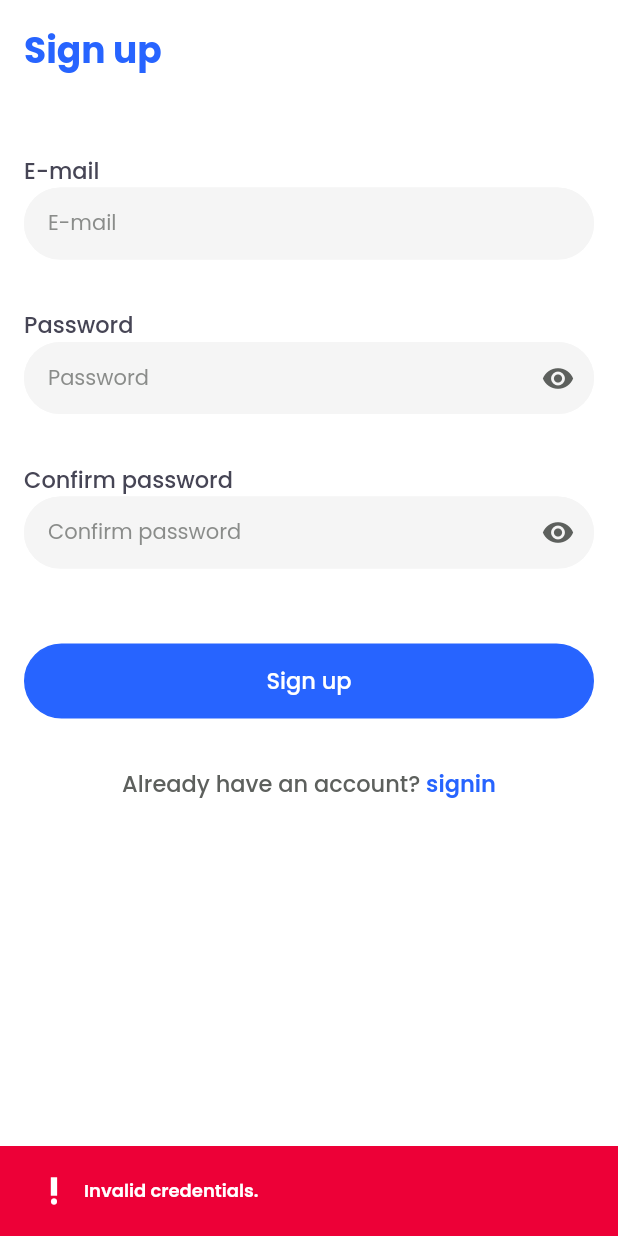
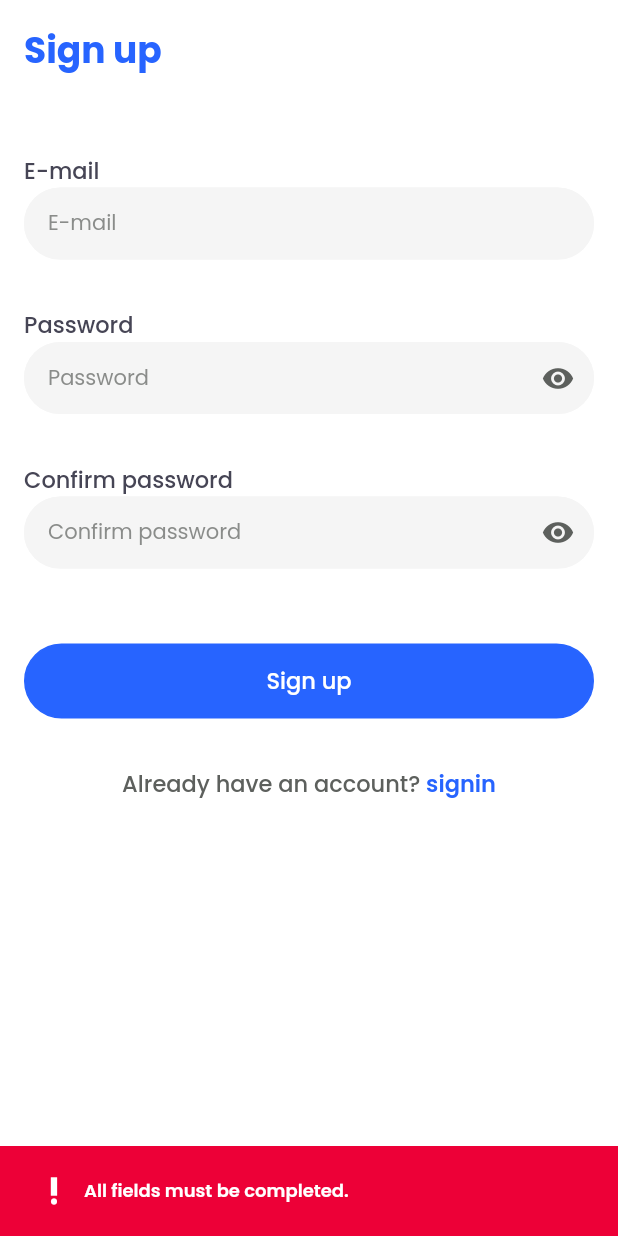
Before and after one commit to loredanagostian/SafeME, a Flutter app: the SignupScreen screen opened directly, after a tap on "Sign up", on a phone screen of 412 x 824 dp. Run offline on Flutter 3.47's test engine with Material 3 defaults, Android fonts, the light colour scheme and no system bars; our stand-ins replace cloud_firestore, firebase_auth, firebase_core, firebase_messaging, flutter_riverpod, geocoding and 7 more; missing offline and left inert: flutter_polyline_points; accounts and stored records are empty.

Commit message:
small fixes

```diff
--- a/lib/constants/strings.dart
+++ b/lib/constants/strings.dart
@@ -111,4 +111,12 @@ class AppStrings {
   static const String deleteEmergencyContact = "DELETE EMERGENCY CONTACT";
   static const String deleteChatTitle = "DELETE CHAT";
   static const String deleteChatMessage = "from your chats list?";
+  static const String providerAlreadyLinked =
+      "The provider has already been linked to the user.";
+  static const String invalidProviderCredentials =
+      "The provider's credential is not valid.";
+  static const String accountExistsOrLinked =
+      "The account corresponding to the credential already exists, or is already linked to a Firebase User.";
+  static const String unknownError = "Unknown error.";
+  static const String invalidCode = "Invalid code";
 }
--- a/lib/screens/add_friend_screen.dart
+++ b/lib/screens/add_friend_screen.dart
@@ -175,7 +175,7 @@ class _AddFriendScreenState extends State<AddFriendScreen> {
 
                           return CustomListTile(
                             photoUrl: item.imageURL,
-                            title: item.firstName,
+                            title: "${item.firstName} ${item.lastName}",
                             subtitle: item.phoneNumber,
                             buttonText: AppStrings.addButton,
                             isAlreadyFriend: userAlreadyFriend(item) ||
--- a/lib/screens/safe_places_screen.dart
+++ b/lib/screens/safe_places_screen.dart
@@ -139,7 +139,7 @@ class _SafePlacesScreenState extends ConsumerState<SafePlacesScreen> {
         'AIzaSyDYhjj1K3NjiWRWhUVakjVQ0cLIV2YEyU4',
         PointLatLng(currentPosition.latitude, currentPosition.longitude),
         PointLatLng(dst.latitude, dst.longitude),
-        travelMode: TravelMode.driving);
+        travelMode: TravelMode.walking);
     if (result.points.isNotEmpty) {
       result.points.forEach((PointLatLng point) {
         polylineCoordinates.add(LatLng(point.latitude, point.longitude));
@@ -358,7 +358,7 @@ class _SafePlacesScreenState extends ConsumerState<SafePlacesScreen> {
                             ),
                             onPressed: () async {
                               await launchUrl(Uri.parse(
-                                  'google.navigation:q=${destinationSafePlace!.position.latitude}, ${destinationSafePlace!.position.longitude}&key=AIzaSyDYhjj1K3NjiWRWhUVakjVQ0cLIV2YEyU4'));
+                                  'google.navigation:q=${destinationSafePlace!.position.latitude}, ${destinationSafePlace!.position.longitude}&key=AIzaSyDYhjj1K3NjiWRWhUVakjVQ0cLIV2YEyU4&mode=w'));
                             },
                           ),
                         ),
--- a/lib/screens/signup_screen.dart
+++ b/lib/screens/signup_screen.dart
@@ -41,17 +41,25 @@ class _SignupScreenState extends State<SignupScreen> {
       } else {
         if (mounted) {
           ScaffoldMessenger.of(context).showSnackBar(SnackBar(
-            content: CustomSnackbarContent(snackBarMessage: message.keys.first),
+            content:
+                CustomSnackbarContent(snackBarMessage: message.values.first),
             backgroundColor: AppColors.mainRed,
           ));
         }
       }
     } else {
-      ScaffoldMessenger.of(context).showSnackBar(const SnackBar(
-        content: CustomSnackbarContent(
-            snackBarMessage: AppStrings.invalidCredentials),
-        backgroundColor: AppColors.mainRed,
-      ));
+      if (email.isEmpty || password.isEmpty || confirmPassword.isEmpty)
+        ScaffoldMessenger.of(context).showSnackBar(const SnackBar(
+          content: CustomSnackbarContent(
+              snackBarMessage: AppStrings.allFieldsMustBeCompleted),
+          backgroundColor: AppColors.mainRed,
+        ));
+      else
+        ScaffoldMessenger.of(context).showSnackBar(const SnackBar(
+          content: CustomSnackbarContent(
+              snackBarMessage: AppStrings.invalidCredentials),
+          backgroundColor: AppColors.mainRed,
+        ));
     }
     return '';
   }
--- a/lib/widgets/custom_snackbar.dart
+++ b/lib/widgets/custom_snackbar.dart
@@ -17,9 +17,11 @@ class CustomSnackbarContent extends StatelessWidget {
           color: AppColors.white,
         ),
         const SizedBox(width: AppSizes.smallDistance),
-        Text(
-          snackBarMessage,
-          style: AppStyles.bottomItemStyle.copyWith(color: AppColors.white),
+        Flexible(
+          child: Text(
+            snackBarMessage,
+            style: AppStyles.bottomItemStyle.copyWith(color: AppColors.white),
+          ),
         )
       ]),
     );
--- a/lib/widgets/custom_textfield.dart
+++ b/lib/widgets/custom_textfield.dart
@@ -30,12 +30,19 @@ class CustomTextField extends StatefulWidget {
 class _CustomTextFieldState extends State<CustomTextField> {
   bool _isObscureText = true;
 
+  TextInputType _getKeyboardType() {
+    return widget.isEmail
+        ? TextInputType.emailAddress
+        : widget.isPhoneNumber
+            ? TextInputType.number
+            : TextInputType.text;
+  }
+
   @override
   Widget build(BuildContext context) {
     return TextFormField(
       controller: widget.controller,
-      keyboardType:
-          widget.isPhoneNumber ? TextInputType.phone : TextInputType.text,
+      keyboardType: _getKeyboardType(),
       textInputAction:
           widget.isDone ? TextInputAction.done : TextInputAction.next,
       maxLines: widget.isEditMessage ? 10 : 1,
```
Also changed, not shown: lib/managers/authentication_manager.dart (+13 -13 lines), lib/screens/friends_screen_fragment.dart (+6 -2 lines), lib/widgets/custom_user_information_modal.dart (+19 -10 lines).
